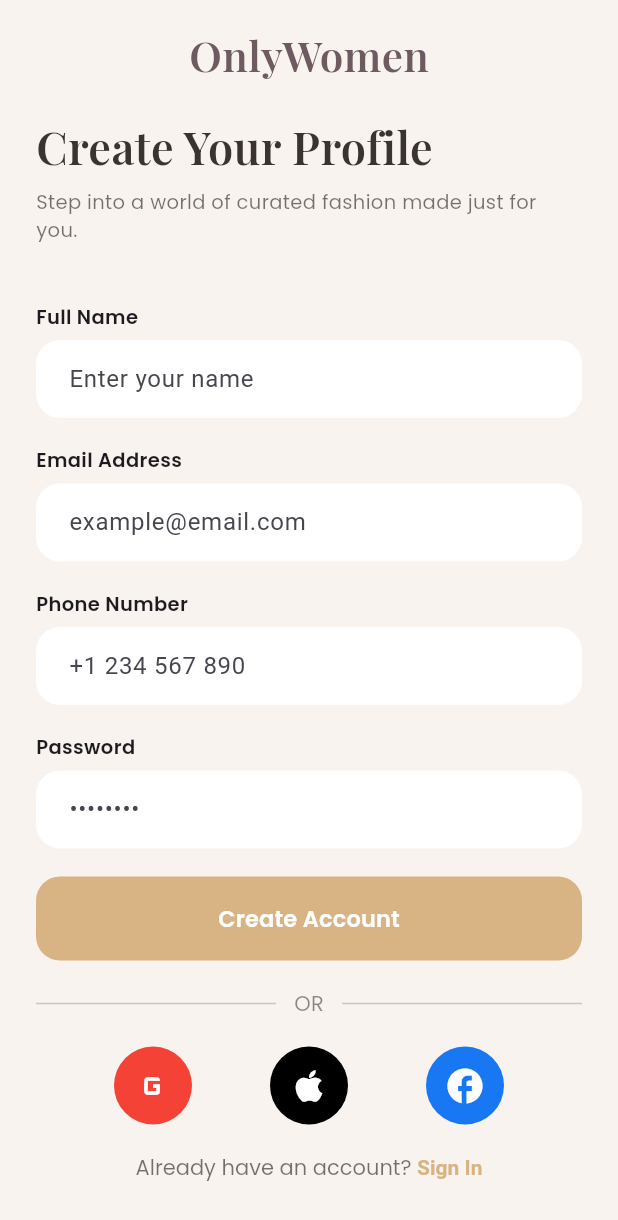
After one commit to Houysang/Project-Flutter_Woman-Cloth-Shop, a Flutter app: the RegisterPage screen opened directly, on a phone screen of 412 x 824 dp. The commit adds this screen. Shown: the top 1220 px of the screen. Run offline on Flutter 3.47's test engine with Material 3 defaults, Android fonts, the phone set to English and light mode, and no system bars; our stand-ins replace google_fonts.

Commit message:
register_page

```diff
--- a/women_cloth_shop/lib/main.dart
+++ b/women_cloth_shop/lib/main.dart
@@ -1,5 +1,7 @@
 import 'package:flutter/material.dart';
 import 'login_page.dart';
+import 'register_page.dart';
+
 
 void main() {
   runApp(const MyApp());
--- /dev/null
+++ b/women_cloth_shop/lib/register_page.dart
@@ -0,0 +1,256 @@
+import 'package:flutter/material.dart';
+import 'package:google_fonts/google_fonts.dart';
+
+void main() {
+  runApp(const MyApp());
+}
+
+class MyApp extends StatelessWidget {
+  const MyApp({super.key});
+
+  @override
+  Widget build(BuildContext context) {
+    return const MaterialApp(
+      debugShowCheckedModeBanner: false,
+      home: RegisterPage(),
+    );
+  }
+}
+
+class RegisterPage extends StatelessWidget {
+  const RegisterPage({super.key});
+
+  static const Color bgColor = Color(0xFFF8F3EF);
+  static const Color accentColor = Color(0xFFD8B384);
+
+  @override
+  Widget build(BuildContext context) {
+    return Scaffold(
+      backgroundColor: bgColor,
+      body: SafeArea(
+        child: Padding(
+          padding: const EdgeInsets.symmetric(
+            horizontal: 24,
+            vertical: 16,
+          ),
+          child: SizedBox(
+            width: double.infinity,
+            height: MediaQuery.of(context).size.height,
+            child: Column(
+              children: [
+                /// Logo
+                Text(
+                  "OnlyWomen",
+                  style: GoogleFonts.playfairDisplay(
+                    fontSize: 28,
+                    fontWeight: FontWeight.w600,
+                    color: const Color(0xFF6E5B61),
+                  ),
+                ),
+
+                const SizedBox(height: 20),
+
+                /// Title
+                Align(
+                  alignment: Alignment.centerLeft,
+                  child: Text(
+                    "Create Your Profile",
+                    style: GoogleFonts.playfairDisplay(
+                      fontSize: 30,
+                      fontWeight: FontWeight.w600,
+                      color: const Color(0xFF3B3232),
+                    ),
+                  ),
+                ),
+
+                const SizedBox(height: 6),
+
+                Align(
+                  alignment: Alignment.centerLeft,
+                  child: Text(
+                    "Step into a world of curated fashion made just for you.",
+                    style: GoogleFonts.poppins(
+                      fontSize: 13,
+                      color: Colors.black54,
+                    ),
+                  ),
+                ),
+
+                const SizedBox(height: 20),
+
+                Expanded(
+                  child: Column(
+                    mainAxisAlignment: MainAxisAlignment.spaceEvenly,
+                    children: [
+                      _buildField(
+                        label: "Full Name",
+                        hint: "Enter your name",
+                      ),
+
+                      _buildField(
+                        label: "Email Address",
+                        hint: "example@email.com",
+                      ),
+
+                      _buildField(
+                        label: "Phone Number",
+                        hint: "+1 234 567 890",
+                      ),
+
+                      _buildField(
+                        label: "Password",
+                        hint: "••••••••",
+                        obscure: true,
+                      ),
+
+                      SizedBox(
+                        width: double.infinity,
+                        height: 56,
+                        child: ElevatedButton(
+                          onPressed: () {},
+                          style: ElevatedButton.styleFrom(
+                            backgroundColor: accentColor,
+                            elevation: 0,
+                            shape: RoundedRectangleBorder(
+                              borderRadius: BorderRadius.circular(16),
+                            ),
+                          ),
+                          child: Text(
+                            "Create Account",
+                            style: GoogleFonts.poppins(
+                              fontSize: 15,
+                              fontWeight: FontWeight.w600,
+                              color: Colors.white,
+                            ),
+                          ),
+                        ),
+                      ),
+
+                      Row(
+                        children: [
+                          const Expanded(child: Divider()),
+                          Padding(
+                            padding: const EdgeInsets.symmetric(
+                              horizontal: 12,
+                            ),
+                            child: Text(
+                              "OR",
+                              style: GoogleFonts.poppins(
+                                color: Colors.black45,
+                              ),
+                            ),
+                          ),
+                          const Expanded(child: Divider()),
+                        ],
+                      ),
+
+                      Row(
+                        mainAxisAlignment:
+                            MainAxisAlignment.spaceEvenly,
+                        children: [
+                          _socialButton(
+                            Icons.g_mobiledata,
+                            Colors.red,
+                          ),
+                          _socialButton(
+                            Icons.apple,
+                            Colors.black,
+                          ),
+                          _socialButton(
+                            Icons.facebook,
+                            const Color(0xFF1877F2),
+                          ),
+                        ],
+                      ),
+
+                      RichText(
+                        text: TextSpan(
+                          style: GoogleFonts.poppins(
+                            color: Colors.black54,
+                            fontSize: 14,
+                          ),
+                          children: const [
+                            TextSpan(
+                              text:
+                                  "Already have an account? ",
+                            ),
+                            TextSpan(
+                              text: "Sign In",
+                              style: TextStyle(
+                                color: accentColor,
+                                fontWeight: FontWeight.bold,
+                              ),
+                            ),
+                          ],
+                        ),
+                      ),
+                    ],
+                  ),
+                ),
+              ],
+            ),
+          ),
+        ),
+      ),
+    );
+  }
+
+  static Widget _buildField({
+    required String label,
+    required String hint,
+    bool obscure = false,
+  }) {
+    return Column(
+      crossAxisAlignment: CrossAxisAlignment.start,
+      children: [
+        Align(
+          alignment: Alignment.centerLeft,
+          child: Text(
+            label,
+            style: GoogleFonts.poppins(
+              fontWeight: FontWeight.w600,
+              fontSize: 13,
+            ),
+          ),
+        ),
+        const SizedBox(height: 6),
+        TextField(
+          obscureText: obscure,
+          decoration: InputDecoration(
+            hintText: hint,
+            filled: true,
+            fillColor: Colors.white,
+            contentPadding:
+                const EdgeInsets.symmetric(
+              horizontal: 18,
+              vertical: 14,
+            ),
+            border: OutlineInputBorder(
+              borderRadius: BorderRadius.circular(16),
+              borderSide: BorderSide.none,
+            ),
+          ),
+        ),
+      ],
+    );
+  }
+
+  static Widget _socialButton(
+    IconData icon,
+    Color color,
+  ) {
+    return Container(
+      width: 52,
+      height: 52,
+      decoration: BoxDecoration(
+        color: color,
+        shape: BoxShape.circle,
+      ),
+      child: Icon(
+        icon,
+        color: Colors.white,
+        size: 28,
+      ),
+    );
+  }
+}
```
